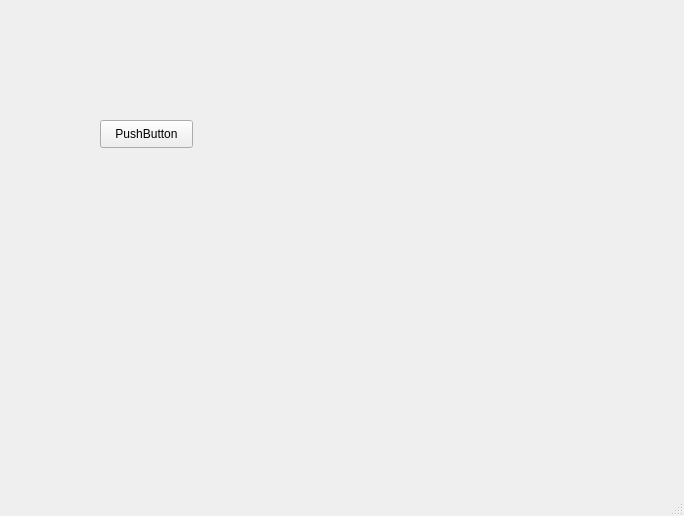
rezakarbasi/EEW_simulator, file UI/mainwindow.ui: the form before one commit.
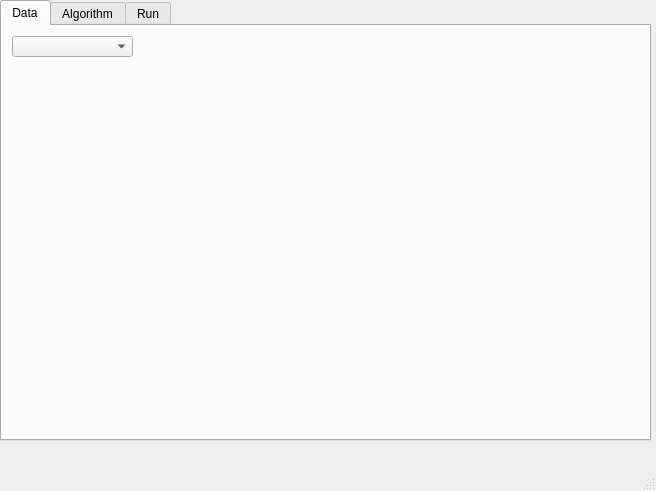
The form after the commit.

```diff
--- a/UI/mainwindow.ui
+++ b/UI/mainwindow.ui
@@ -6,8 +6,8 @@
    <rect>
     <x>0</x>
     <y>0</y>
-    <width>684</width>
-    <height>516</height>
+    <width>656</width>
+    <height>491</height>
    </rect>
   </property>
   <property name="windowTitle">
@@ -17,24 +17,62 @@
    <string>&lt;html&gt;&lt;head/&gt;&lt;body&gt;&lt;p&gt;hafeza&lt;/p&gt;&lt;p&gt;mard nekoonam namirad ehtemalan&lt;/p&gt;&lt;/body&gt;&lt;/html&gt;</string>
   </property>
   <widget class="QWidget" name="centralwidget">
-   <widget class="QPushButton" name="pushButton">
+   <widget class="QTabWidget" name="tabWidget">
     <property name="geometry">
      <rect>
-      <x>100</x>
-      <y>120</y>
-      <width>93</width>
-      <height>28</height>
+      <x>0</x>
+      <y>0</y>
+      <width>651</width>
+      <height>441</height>
      </rect>
     </property>
-    <property name="autoFillBackground">
-     <bool>false</bool>
+    <property name="whatsThis">
+     <string>&lt;html&gt;&lt;head/&gt;&lt;body&gt;&lt;p&gt;kjn&lt;/p&gt;&lt;p&gt;&lt;br/&gt;&lt;/p&gt;&lt;/body&gt;&lt;/html&gt;</string>
     </property>
-    <property name="text">
-     <string>PushButton</string>
+    <property name="currentIndex">
+     <number>0</number>
     </property>
-    <property name="checkable">
-     <bool>true</bool>
-    </property>
+    <widget class="QWidget" name="DATA_TAB">
+     <attribute name="title">
+      <string>Data</string>
+     </attribute>
+     <widget class="QComboBox" name="DATA_COMBO">
+      <property name="geometry">
+       <rect>
+        <x>10</x>
+        <y>10</y>
+        <width>121</width>
+        <height>21</height>
+       </rect>
+      </property>
+      <property name="currentText">
+       <string extracomment="jn"/>
+      </property>
+     </widget>
+    </widget>
+    <widget class="QWidget" name="ALG_TAB">
+     <attribute name="title">
+      <string>Algorithm</string>
+     </attribute>
+     <widget class="QPushButton" name="BTN">
+      <property name="geometry">
+       <rect>
+        <x>270</x>
+        <y>100</y>
+        <width>93</width>
+        <height>28</height>
+       </rect>
+      </property>
+      <property name="text">
+       <string>PushButton</string>
+      </property>
+     </widget>
+    </widget>
+    <widget class="QWidget" name="RUN_TAB">
+     <attribute name="title">
+      <string>Run</string>
+     </attribute>
+    </widget>
    </widget>
   </widget>
   <widget class="QMenuBar" name="menubar">
```
Left out of the diff: 2 changed lines with no effect on the pictures.
